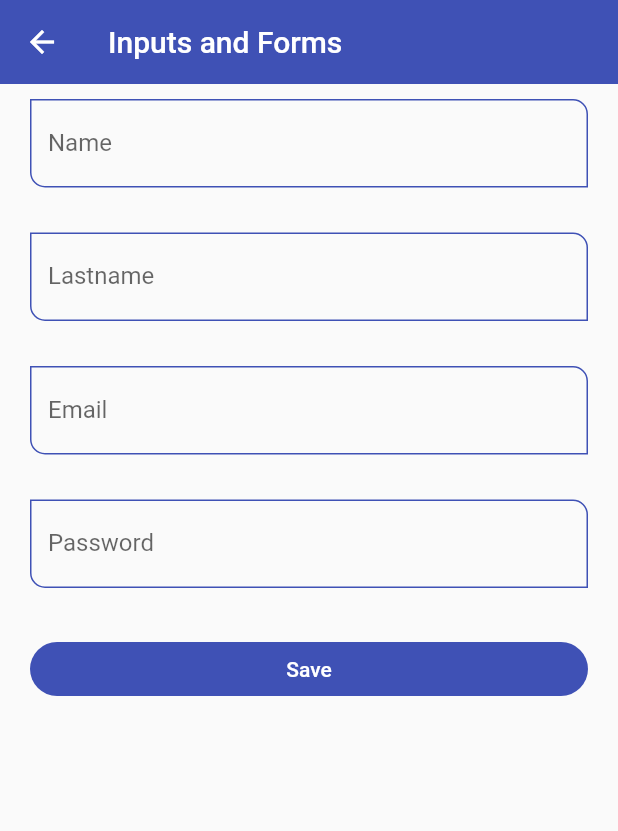
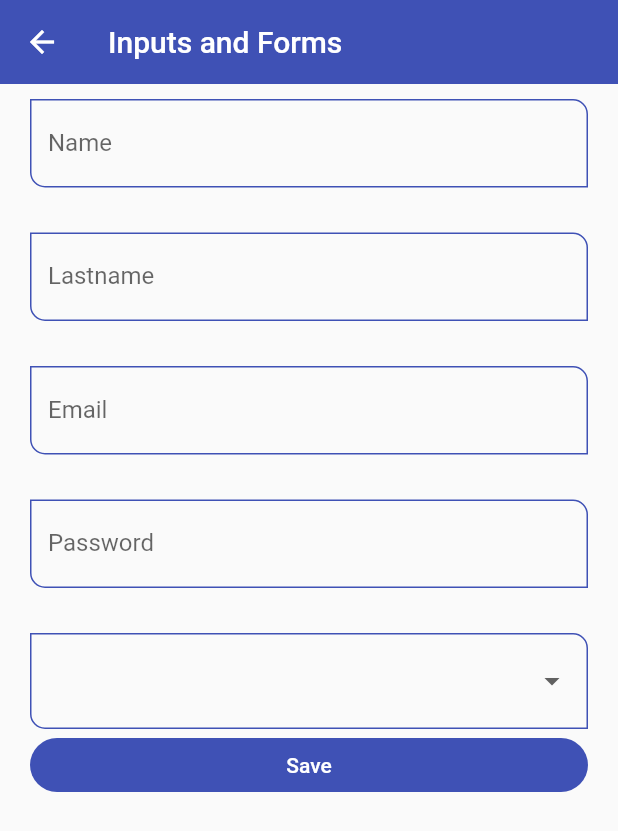
Before and after one commit to bgarcia95/fl-components, a Flutter app: the InputsScreen screen opened by its route, on a phone screen of 412 x 824 dp. Shown: the top 831 px of the screen. Run offline on Flutter 3.47's test engine with Material 2 defaults, Android fonts, the phone set to English and light mode, and no system bars.

Commit message:
add dropdown field to our form

```diff
--- a/lib/screens/inputs_screen.dart
+++ b/lib/screens/inputs_screen.dart
@@ -60,6 +60,21 @@ class InputsScreen extends StatelessWidget {
                   formValues: formValues,
                 ),
                 const SizedBox(height: 30),
+                DropdownButtonFormField<String>(
+                  items: const [
+                    DropdownMenuItem(value: 'Admin', child: Text('Admin')),
+                    DropdownMenuItem(
+                        value: 'Superuser', child: Text('Superuser')),
+                    DropdownMenuItem(
+                        value: 'Developer', child: Text('Developer')),
+                    DropdownMenuItem(
+                        value: 'Jr. Developer', child: Text('Jr. Developer')),
+                  ],
+                  onChanged: (value) {
+                    print(value);
+                    formValues['role'] = value ?? 'Admin';
+                  },
+                ),
                 ElevatedButton(
                   onPressed: () {
                     FocusScope.of(context).requestFocus(FocusNode());
```
